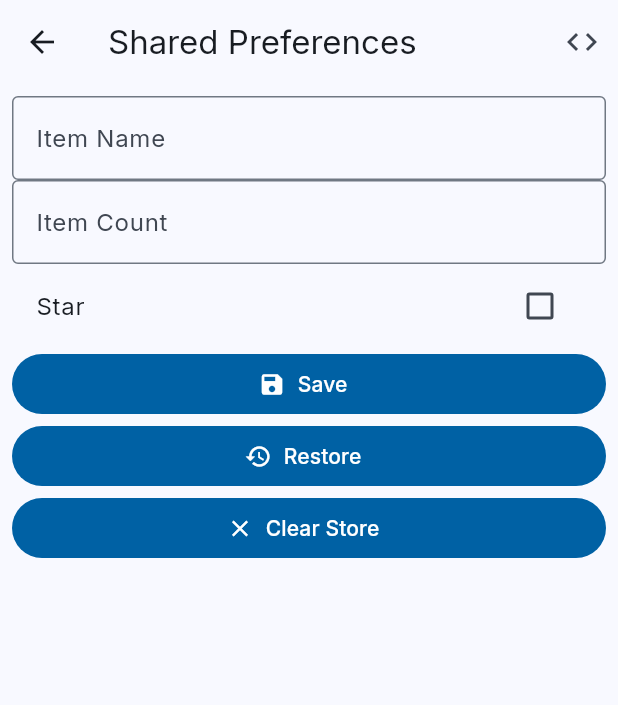
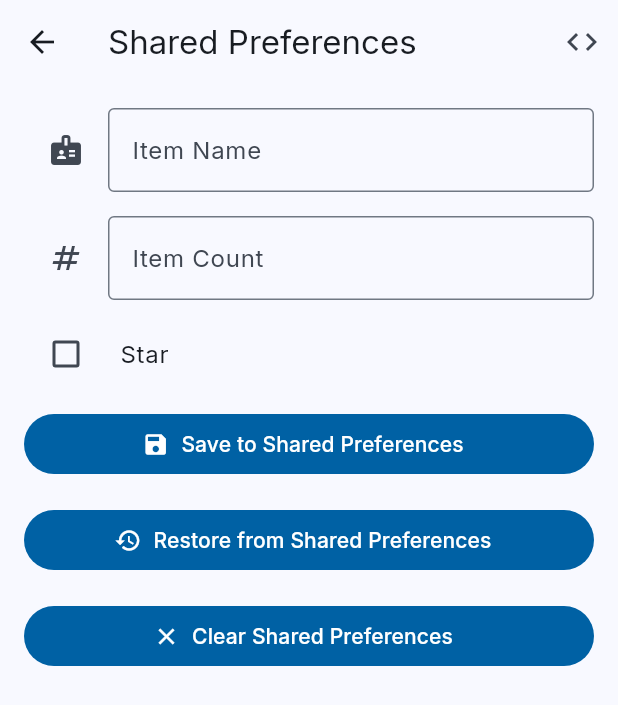
Before and after one commit to BoseVJeff/class_demo, a Flutter app: the SharedPreferencesPage screen opened by its route, on a phone screen of 412 x 824 dp. Shown: the top 705 px of the screen. Run offline on Flutter 3.47's test engine with Material 3 defaults, Android fonts, the phone set to English and light mode, and no system bars; our stand-ins replace audioplayers, shared_preferences, video_player; missing offline and left inert: syntax_highlight; accounts and stored records are empty.

Commit message:
Updated shared preferences demo
Updates visual design, edits labels, and adds a bar to show if no restorable data is available.

```diff
--- a/lib/pages/shared_preferences_page.dart
+++ b/lib/pages/shared_preferences_page.dart
@@ -45,11 +45,14 @@ class _SpFormState extends State<SpForm> {
       child: ListView(
         padding: const EdgeInsets.all(8.0),
         children: [
-          TextFormField(
+          Padding(
+            padding: const EdgeInsets.all(8.0).copyWith(left: 24),
+            child: TextFormField(
               controller: _itemController,
               decoration: InputDecoration(
                 border: OutlineInputBorder(),
                 labelText: "Item Name",
+                icon: Icon(Icons.badge),
               ),
               textInputAction: TextInputAction.next,
               onSaved: (newValue) async {
@@ -61,12 +64,17 @@ class _SpFormState extends State<SpForm> {
                 }
               },
             ),
-          TextFormField(
+          ),
+          Padding(
+            padding: const EdgeInsets.all(8.0).copyWith(left: 24),
+            child: TextFormField(
               controller: _countController,
               decoration: InputDecoration(
                 border: OutlineInputBorder(),
                 labelText: "Item Count",
+                icon: Icon(Icons.numbers),
               ),
+
               inputFormatters: [FilteringTextInputFormatter.digitsOnly],
               keyboardType: TextInputType.number,
               textInputAction: TextInputAction.next,
@@ -80,8 +88,11 @@ class _SpFormState extends State<SpForm> {
                 }
               },
             ),
+          ),
           FormField<bool>(
             builder: (FormFieldState field) => CheckboxListTile(
+              // side: BorderSide(color: Colors.black),
+              controlAffinity: ListTileControlAffinity.leading,
               title: Text("Star"),
               value: isChecked,
               onChanged: (bool? value) {
@@ -102,24 +113,45 @@ class _SpFormState extends State<SpForm> {
               }
             },
           ),
-          Builder(
+          Padding(
+            padding: const EdgeInsets.all(8.0),
+            child: Builder(
               builder: (context) {
                 return FilledButton.icon(
                   onPressed: () {
                     Form.of(context).save();
                   },
-                label: Text("Save"),
+                  label: Text(
+                    "Save to Shared Preferences",
+                    maxLines: 1,
+                    overflow: TextOverflow.fade,
+                  ),
                   icon: Icon(Icons.save),
                 );
               },
             ),
-          Builder(
+          ),
+          Padding(
+            padding: const EdgeInsets.all(8.0),
+            child: Builder(
               builder: (context) {
                 return FilledButton.icon(
                   onPressed: () async {
                     String? item = await _preferencesAsync.getString("item");
                     int? count = await _preferencesAsync.getInt("count");
                     bool? star = await _preferencesAsync.getBool("star");
+
+                    if (item == null && count == null && star == null) {
+                      if (context.mounted) {
+                        ScaffoldMessenger.of(context).showSnackBar(
+                          SnackBar(
+                            content: Text("No data to restore!"),
+                            duration: Duration(seconds: 1),
+                          ),
+                        );
+                      }
+                      return;
+                    }
 
                     if (item != null) {
                       _itemController.value = _itemController.value.copyWith(
@@ -137,12 +169,19 @@ class _SpFormState extends State<SpForm> {
                       });
                     }
                   },
-                label: Text("Restore"),
+                  label: Text(
+                    "Restore from Shared Preferences",
+                    maxLines: 1,
+                    overflow: TextOverflow.fade,
+                  ),
                   icon: Icon(Icons.restore),
                 );
               },
             ),
-          Builder(
+          ),
+          Padding(
+            padding: const EdgeInsets.all(8.0),
+            child: Builder(
               builder: (context) {
                 return FilledButton.icon(
                   onPressed: () async {
@@ -150,10 +189,15 @@ class _SpFormState extends State<SpForm> {
                     await _preferencesAsync.remove("count");
                     await _preferencesAsync.remove("star");
                   },
-                label: Text("Clear Store"),
+                  label: Text(
+                    "Clear Shared Preferences",
+                    maxLines: 1,
+                    overflow: TextOverflow.fade,
+                  ),
                   icon: Icon(Icons.clear),
                 );
               },
+            ),
           ),
         ],
       ),
```
Lines whose indentation alone changed are shown as unchanged.
